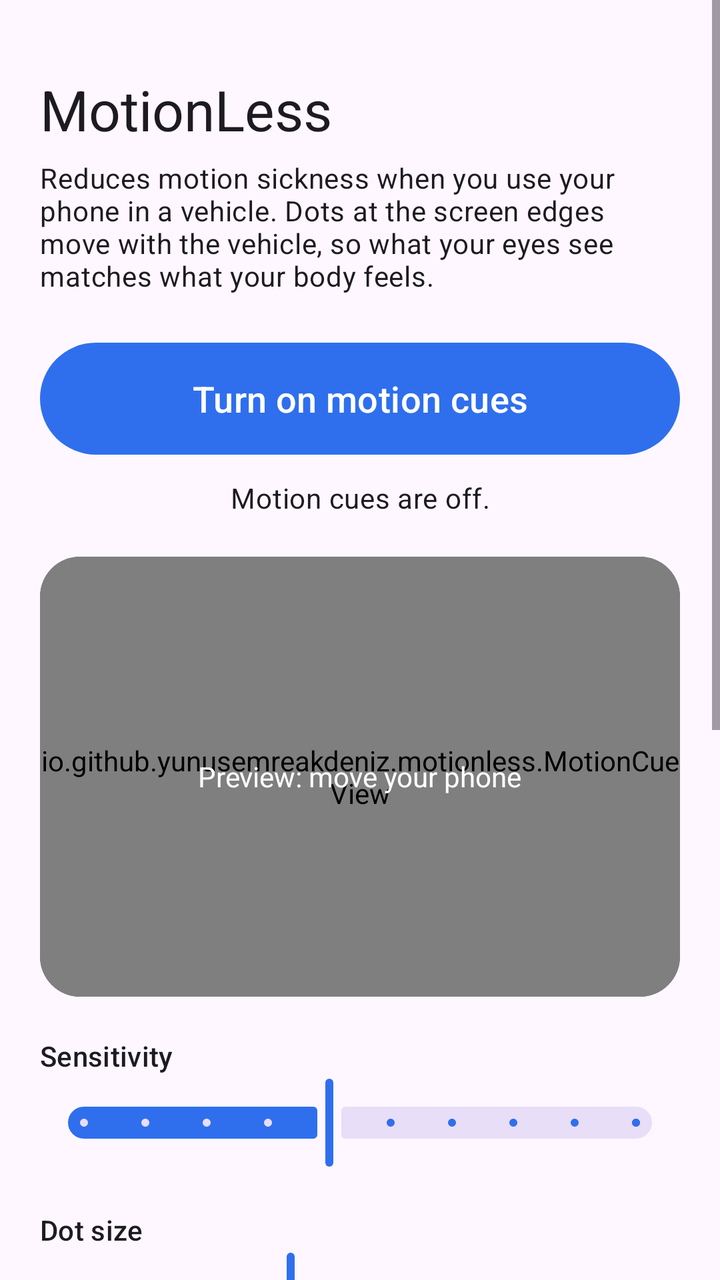
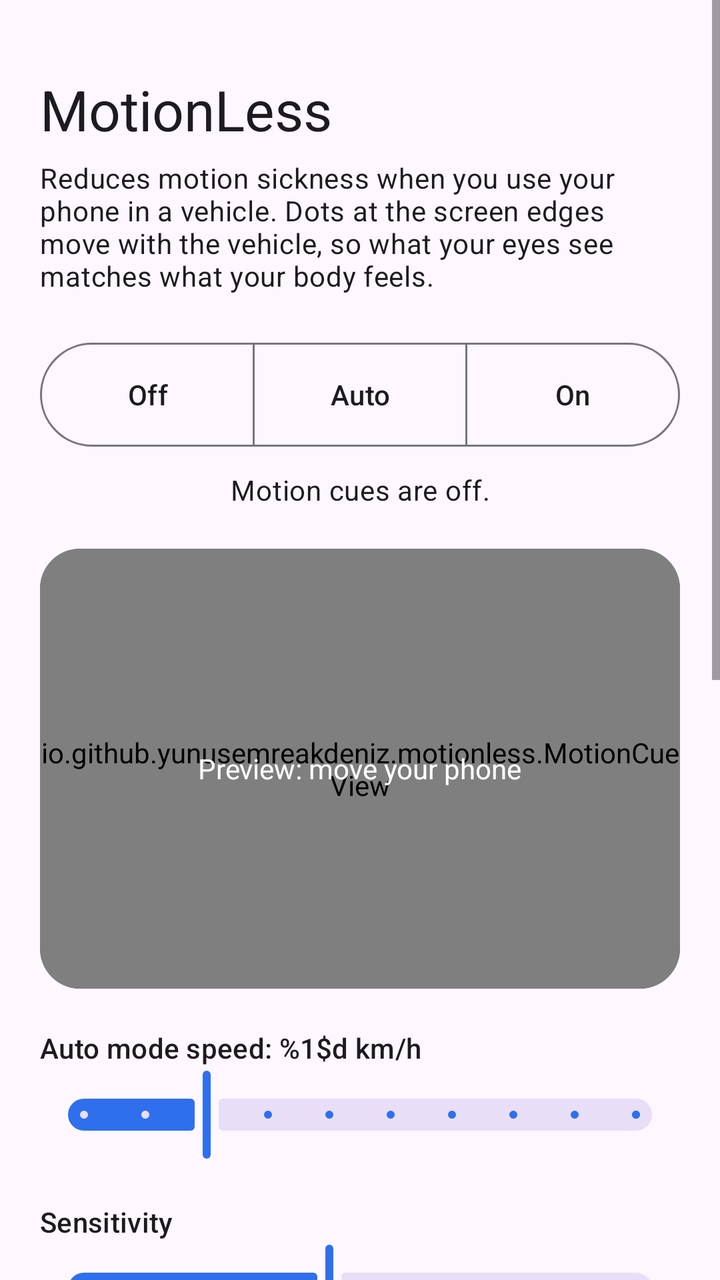

Compare the two renders of this Android layout. The source of the first and the diff that turns it into the second are given below.
<!-- AndroidManifest.xml: application theme Theme.MotionLess -->
<!-- res/layout/activity_main.xml -->
<?xml version="1.0" encoding="utf-8"?>
<ScrollView xmlns:android="http://schemas.android.com/apk/res/android"
    xmlns:app="http://schemas.android.com/apk/res-auto"
    android:layout_width="match_parent"
    android:layout_height="match_parent"
    android:fillViewport="true">

    <LinearLayout
        android:layout_width="match_parent"
        android:layout_height="wrap_content"
        android:orientation="vertical"
        android:padding="20dp">

        <TextView
            android:layout_width="wrap_content"
            android:layout_height="wrap_content"
            android:layout_marginTop="16dp"
            android:text="@string/app_name"
            android:textAppearance="?attr/textAppearanceHeadlineMedium" />

        <TextView
            android:layout_width="match_parent"
            android:layout_height="wrap_content"
            android:layout_marginTop="6dp"
            android:text="@string/tagline"
            android:textAppearance="?attr/textAppearanceBodyMedium" />

        <com.google.android.material.card.MaterialCardView
            android:id="@+id/permission_card"
            style="?attr/materialCardViewFilledStyle"
            android:layout_width="match_parent"
            android:layout_height="wrap_content"
            android:layout_marginTop="16dp"
            android:visibility="gone">

            <LinearLayout
                android:layout_width="match_parent"
                android:layout_height="wrap_content"
                android:orientation="vertical"
                android:padding="16dp">

                <TextView
                    android:layout_width="wrap_content"
                    android:layout_height="wrap_content"
                    android:text="@string/perm_title"
                    android:textAppearance="?attr/textAppearanceTitleMedium" />

                <TextView
                    android:layout_width="match_parent"
                    android:layout_height="wrap_content"
                    android:layout_marginTop="4dp"
                    android:text="@string/perm_body"
                    android:textAppearance="?attr/textAppearanceBodyMedium" />

                <com.google.android.material.button.MaterialButton
                    android:id="@+id/grant"
                    style="@style/Widget.Material3.Button.TonalButton"
                    android:layout_width="wrap_content"
                    android:layout_height="wrap_content"
                    android:layout_marginTop="8dp"
                    android:text="@string/perm_button" />
            </LinearLayout>
        </com.google.android.material.card.MaterialCardView>

        <com.google.android.material.button.MaterialButton
            android:id="@+id/toggle"
            android:layout_width="match_parent"
            android:layout_height="64dp"
            android:layout_marginTop="20dp"
            android:text="@string/start"
            android:textSize="18sp" />

        <TextView
            android:id="@+id/status"
            android:layout_width="match_parent"
            android:layout_height="wrap_content"
            android:layout_marginTop="8dp"
            android:gravity="center"
            android:text="@string/status_off"
            android:textAppearance="?attr/textAppearanceBodyMedium" />

        <FrameLayout
            android:layout_width="match_parent"
            android:layout_height="220dp"
            android:layout_marginTop="20dp"
            android:background="@drawable/preview_bg"
            android:clipToOutline="true">

            <io.github.yunusemreakdeniz.motionless.MotionCueView
                android:id="@+id/preview"
                android:layout_width="match_parent"
                android:layout_height="match_parent" />

            <TextView
                android:layout_width="wrap_content"
                android:layout_height="wrap_content"
                android:layout_gravity="center"
                android:text="@string/preview_hint"
                android:textColor="#FFFFFFFF" />
        </FrameLayout>

        <TextView
            style="@style/SectionLabel"
            android:text="@string/sensitivity" />

        <com.google.android.material.slider.Slider
            android:id="@+id/sensitivity"
            android:layout_width="match_parent"
            android:layout_height="wrap_content"
            android:contentDescription="@string/sensitivity"
            android:stepSize="1"
            android:value="5"
            android:valueFrom="1"
            android:valueTo="10" />

        <TextView
            style="@style/SectionLabel"
            android:text="@string/dot_size" />

        <com.google.android.material.slider.Slider
            android:id="@+id/dot_size"
            android:layout_width="match_parent"
            android:layout_height="wrap_content"
            android:contentDescription="@string/dot_size"
            android:stepSize="1"
            android:value="10"
            android:valueFrom="4"
            android:valueTo="20" />

        <TextView
            style="@style/SectionLabel"
            android:text="@string/opacity" />

        <com.google.android.material.slider.Slider
            android:id="@+id/opacity"
            android:layout_width="match_parent"
            android:layout_height="wrap_content"
            android:contentDescription="@string/opacity"
            android:stepSize="5"
            android:value="80"
            android:valueFrom="20"
            android:valueTo="100" />

        <TextView
            style="@style/SectionLabel"
            android:text="@string/color" />

        <com.google.android.material.chip.ChipGroup
            android:id="@+id/colors"
            android:layout_width="match_parent"
            android:layout_height="wrap_content"
            app:selectionRequired="true"
            app:singleSelection="true">

            <com.google.android.material.chip.Chip
                android:id="@+id/color_white"
                style="@style/Widget.Material3.Chip.Filter"
                android:layout_width="wrap_content"
                android:layout_height="wrap_content"
                android:text="@string/color_white" />

            <com.google.android.material.chip.Chip
                android:id="@+id/color_black"
                style="@style/Widget.Material3.Chip.Filter"
                android:layout_width="wrap_content"
                android:layout_height="wrap_content"
                android:text="@string/color_black" />

            <com.google.android.material.chip.Chip
                android:id="@+id/color_blue"
                style="@style/Widget.Material3.Chip.Filter"
                android:layout_width="wrap_content"
                android:layout_height="wrap_content"
                android:text="@string/color_blue" />

            <com.google.android.material.chip.Chip
                android:id="@+id/color_orange"
                style="@style/Widget.Material3.Chip.Filter"
                android:layout_width="wrap_content"
                android:layout_height="wrap_content"
                android:text="@string/color_orange" />
        </com.google.android.material.chip.ChipGroup>

        <TextView
            style="@style/SectionLabel"
            android:text="@string/layout" />

        <com.google.android.material.button.MaterialButtonToggleGroup
            android:id="@+id/layout_group"
            android:layout_width="match_parent"
            android:layout_height="wrap_content"
            app:selectionRequired="true"
            app:singleSelection="true">

            <com.google.android.material.button.MaterialButton
                android:id="@+id/layout_edges"
                style="?attr/materialButtonOutlinedStyle"
                android:layout_width="0dp"
                android:layout_height="wrap_content"
                android:layout_weight="1"
                android:text="@string/layout_edges" />

            <com.google.android.material.button.MaterialButton
                android:id="@+id/layout_grid"
                style="?attr/materialButtonOutlinedStyle"
                android:layout_width="0dp"
                android:layout_height="wrap_content"
                android:layout_weight="1"
                android:text="@string/layout_grid" />
        </com.google.android.material.button.MaterialButtonToggleGroup>

        <com.google.android.material.materialswitch.MaterialSwitch
            android:id="@+id/auto_hide"
            android:layout_width="match_parent"
            android:layout_height="wrap_content"
            android:layout_marginTop="20dp"
            android:text="@string/auto_hide" />

        <TextView
            android:layout_width="match_parent"
            android:layout_height="wrap_content"
            android:text="@string/auto_hide_hint"
            android:textAppearance="?attr/textAppearanceBodySmall" />

        <TextView
            android:layout_width="match_parent"
            android:layout_height="wrap_content"
            android:layout_marginTop="24dp"
            android:layout_marginBottom="16dp"
            android:text="@string/tip"
            android:textAppearance="?attr/textAppearanceBodySmall" />
    </LinearLayout>
</ScrollView>
<!-- resources referenced by this layout -->
<resources>
  <!-- drawable preview_bg (drawable) -->
  <?xml version="1.0" encoding="utf-8"?>
  <shape xmlns:android="http://schemas.android.com/apk/res/android" android:shape="rectangle">
      <solid android:color="#FF1E2A44" />
      <corners android:radius="20dp" />
  </shape>
  <string name="app_name" translatable="false">MotionLess</string>
  <string name="auto_hide">Hide when there is no motion</string>
  <string name="auto_hide_hint">Dots fade out after a few seconds without acceleration and come back when the vehicle moves.</string>
  <string name="color">Dot color</string>
  <string name="color_black">Black</string>
  <string name="color_blue">Blue</string>
  <string name="color_orange">Orange</string>
  <string name="color_white">White</string>
  <string name="dot_size">Dot size</string>
  <string name="layout">Layout</string>
  <string name="layout_edges">Edges</string>
  <string name="layout_grid">Full screen</string>
  <string name="opacity">Opacity</string>
  <string name="perm_body">MotionLess needs this permission to draw the dots on top of other apps.</string>
  <string name="perm_button">Grant permission</string>
  <string name="perm_title">Display over other apps</string>
  <string name="preview_hint">Preview: move your phone</string>
  <string name="sensitivity">Sensitivity</string>
  <string name="start">Turn on motion cues</string>
  <string name="status_off">Motion cues are off.</string>
  <string name="tagline">Reduces motion sickness when you use your phone in a vehicle. Dots at the screen edges move with the vehicle, so what your eyes see matches what your body feels.</string>
  <string name="tip">Tip: add the Motion cues tile to Quick Settings to turn the cues on with one tap.</string>
  <style name="SectionLabel">
          <item name="android:layout_width">match_parent</item>
          <item name="android:layout_height">wrap_content</item>
          <item name="android:layout_marginTop">20dp</item>
          <item name="android:textAppearance">?attr/textAppearanceTitleSmall</item>
      </style>
  <style name="Theme.MotionLess" parent="Theme.Material3.DayNight.NoActionBar">
          <item name="colorPrimary">@color/brand</item>
      </style>
  <color name="brand">#FF2F6FED</color>
</resources>

<!-- the commit's change to res/layout/activity_main.xml (unified diff, before → after) -->
@@ -62,13 +62,38 @@
             </LinearLayout>
         </com.google.android.material.card.MaterialCardView>
 
-        <com.google.android.material.button.MaterialButton
-            android:id="@+id/toggle"
-            android:layout_width="match_parent"
-            android:layout_height="64dp"
+        <com.google.android.material.button.MaterialButtonToggleGroup
+            android:id="@+id/mode_group"
+            android:layout_width="match_parent"
+            android:layout_height="wrap_content"
             android:layout_marginTop="20dp"
-            android:text="@string/start"
-            android:textSize="18sp" />
+            app:selectionRequired="true"
+            app:singleSelection="true">
+
+            <com.google.android.material.button.MaterialButton
+                android:id="@+id/mode_off"
+                style="?attr/materialButtonOutlinedStyle"
+                android:layout_width="0dp"
+                android:layout_height="60dp"
+                android:layout_weight="1"
+                android:text="@string/mode_off" />
+
+            <com.google.android.material.button.MaterialButton
+                android:id="@+id/mode_auto"
+                style="?attr/materialButtonOutlinedStyle"
+                android:layout_width="0dp"
+                android:layout_height="60dp"
+                android:layout_weight="1"
+                android:text="@string/mode_auto" />
+
+            <com.google.android.material.button.MaterialButton
+                android:id="@+id/mode_on"
+                style="?attr/materialButtonOutlinedStyle"
+                android:layout_width="0dp"
+                android:layout_height="60dp"
+                android:layout_weight="1"
+                android:text="@string/mode_on" />
+        </com.google.android.material.button.MaterialButtonToggleGroup>
 
         <TextView
             android:id="@+id/status"
@@ -98,6 +123,21 @@
                 android:text="@string/preview_hint"
                 android:textColor="#FFFFFFFF" />
         </FrameLayout>
+
+        <TextView
+            android:id="@+id/speed_label"
+            style="@style/SectionLabel"
+            android:text="@string/auto_speed" />
+
+        <com.google.android.material.slider.Slider
+            android:id="@+id/speed"
+            android:layout_width="match_parent"
+            android:layout_height="wrap_content"
+            android:contentDescription="@string/auto_speed_short"
+            android:stepSize="5"
+            android:value="15"
+            android:valueFrom="5"
+            android:valueTo="50" />
 
         <TextView
             style="@style/SectionLabel"
<!-- resource entries referenced after the edit -->
@@ -9,6 +9,8 @@
   <string name="app_name" translatable="false">MotionLess</string>
   <string name="auto_hide">Hide when there is no motion</string>
   <string name="auto_hide_hint">Dots fade out after a few seconds without acceleration and come back when the vehicle moves.</string>
+  <string name="auto_speed">Auto mode speed: %1$d km/h</string>
+  <string name="auto_speed_short">Auto mode speed</string>
   <string name="color">Dot color</string>
   <string name="color_black">Black</string>
   <string name="color_blue">Blue</string>
@@ -18,13 +20,15 @@
   <string name="layout">Layout</string>
   <string name="layout_edges">Edges</string>
   <string name="layout_grid">Full screen</string>
+  <string name="mode_auto">Auto</string>
+  <string name="mode_off">Off</string>
+  <string name="mode_on">On</string>
   <string name="opacity">Opacity</string>
   <string name="perm_body">MotionLess needs this permission to draw the dots on top of other apps.</string>
   <string name="perm_button">Grant permission</string>
   <string name="perm_title">Display over other apps</string>
   <string name="preview_hint">Preview: move your phone</string>
   <string name="sensitivity">Sensitivity</string>
-  <string name="start">Turn on motion cues</string>
   <string name="status_off">Motion cues are off.</string>
   <string name="tagline">Reduces motion sickness when you use your phone in a vehicle. Dots at the screen edges move with the vehicle, so what your eyes see matches what your body feels.</string>
   <string name="tip">Tip: add the Motion cues tile to Quick Settings to turn the cues on with one tap.</string>
